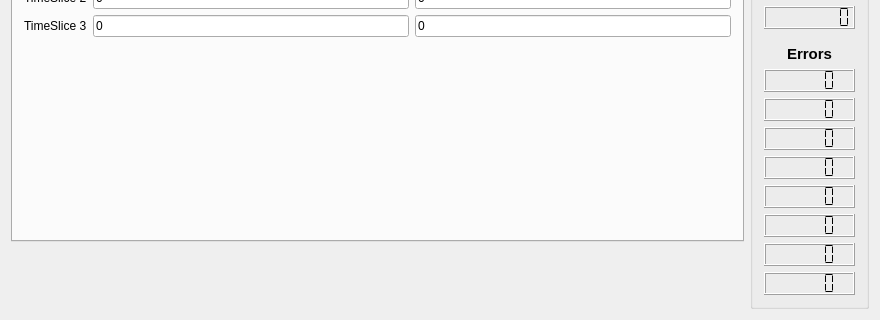
Qt form mbspex/gui/qt-mainwindow/poland/PolandWidget.ui (gsi-ee/drivers) before a commit; both pictures show x 0 to 880 and y 163 to 483 of the 880 by 483 pixel window.
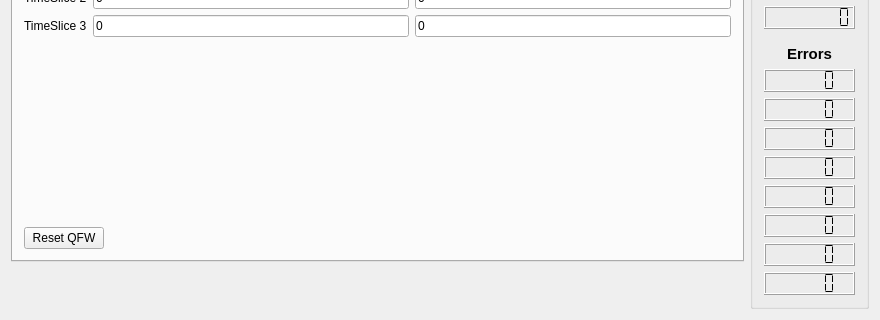
The same form after that commit. The open tabs and pages were chosen to show the change.

Commit message: mbspex poland gui: add widget for CSA control. Add button to reset QFW.

What changed in the file:
```diff
--- a/mbspex/gui/qt-mainwindow/poland/PolandWidget.ui
+++ b/mbspex/gui/qt-mainwindow/poland/PolandWidget.ui
@@ -537,6 +537,33 @@
          </property>
         </spacer>
        </item>
+       <item>
+        <layout class="QHBoxLayout" name="horizontalLayout">
+         <item>
+          <widget class="QPushButton" name="QFWResetButton">
+           <property name="toolTip">
+            <string>&lt;html&gt;&lt;head/&gt;&lt;body&gt;&lt;p&gt;Reset QFWs of selected slaves&lt;/p&gt;&lt;/body&gt;&lt;/html&gt;</string>
+           </property>
+           <property name="text">
+            <string>Reset QFW</string>
+           </property>
+          </widget>
+         </item>
+         <item>
+          <spacer name="horizontalSpacer">
+           <property name="orientation">
+            <enum>Qt::Horizontal</enum>
+           </property>
+           <property name="sizeHint" stdset="0">
+            <size>
+             <width>218</width>
+             <height>20</height>
+            </size>
+           </property>
+          </spacer>
+         </item>
+        </layout>
+       </item>
       </layout>
      </widget>
      <widget class="QWidget" name="DACtab">
```
Left out of the diff: 6 changed lines with no effect on the pictures. The commit also changes 7 other files.
